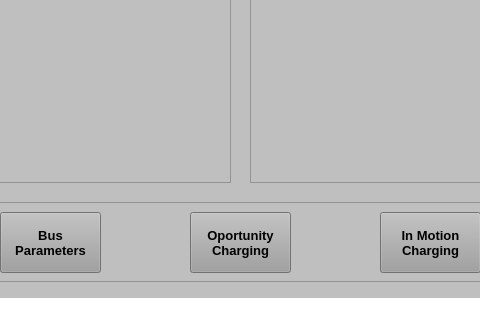
Before: the Qt Designer form UI/InterfaceRoute.ui in Potter-Gryffindor/Proyecto-Final, drawn with Qt 5; both pictures show x 240 to 720 and y 357 to 677 of the 964 by 677 pixel window.
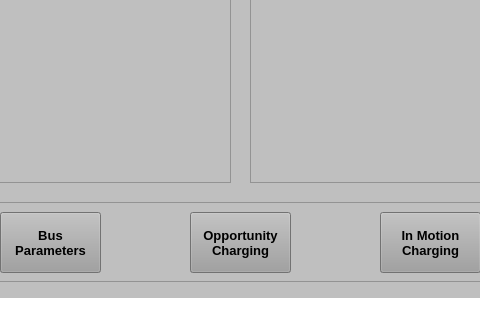
After: the same form once the commit is applied. Icons and pictures are not drawn.

What changed in the file:
```diff
--- a/UI/InterfaceRoute.ui
+++ b/UI/InterfaceRoute.ui
@@ -694,7 +694,7 @@
       <string notr="true">background-color: rgb(159, 159, 159);</string>
      </property>
      <property name="text">
-      <string>Oportunity
+      <string>Opportunity
 Charging</string>
      </property>
     </widget>
```
Left out of the diff: 4 changed lines with no effect on the pictures.
